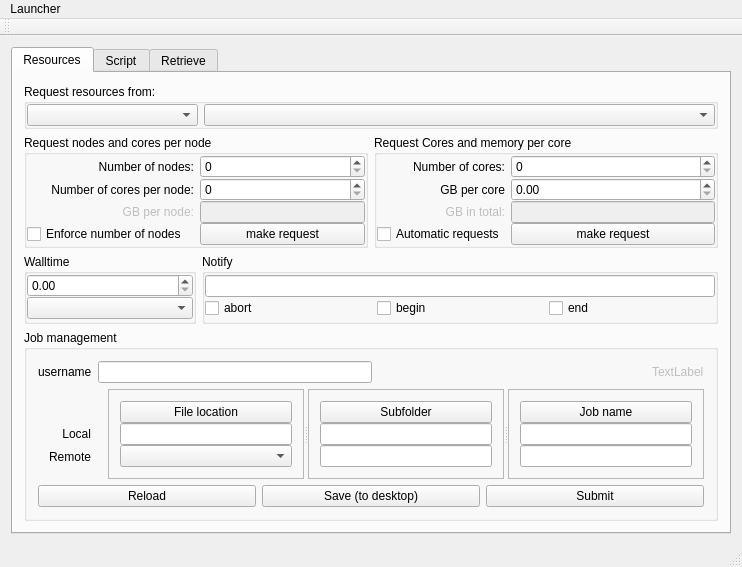
Qt form Launcher/mainwindow.ui (hpcuantwerpen/Launcher) before a commit.
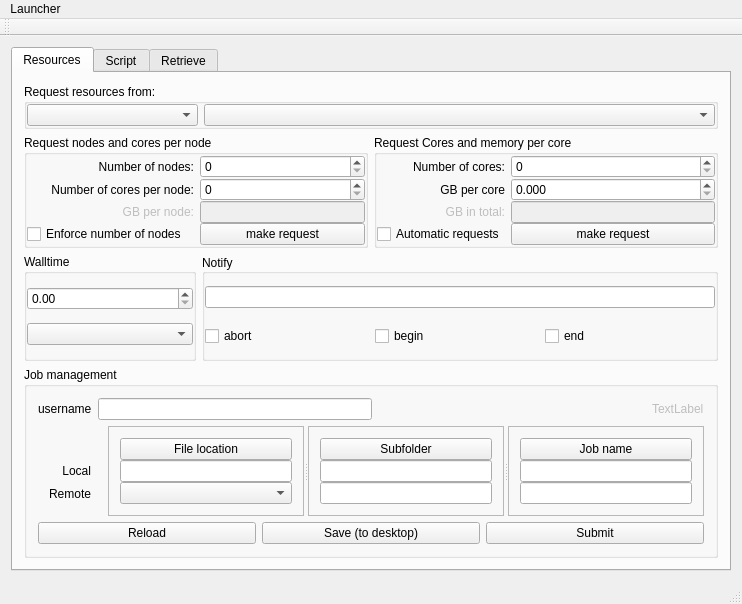
The same form after that commit.

```diff
--- a/Launcher/mainwindow.ui
+++ b/Launcher/mainwindow.ui
@@ -7,7 +7,7 @@
     <x>0</x>
     <y>0</y>
     <width>742</width>
-    <height>553</height>
+    <height>604</height>
    </rect>
   </property>
   <property name="sizePolicy">
@@ -266,7 +266,14 @@
                 </widget>
                </item>
                <item row="1" column="1">
-                <widget class="QDoubleSpinBox" name="wGbPerCore"/>
+                <widget class="QDoubleSpinBox" name="wGbPerCore">
+                 <property name="decimals">
+                  <number>3</number>
+                 </property>
+                 <property name="singleStep">
+                  <double>0.100000000000000</double>
+                 </property>
+                </widget>
                </item>
               </layout>
              </item>
@@ -277,6 +284,12 @@
         </item>
         <item>
          <layout class="QHBoxLayout" name="horizontalLayout_3">
+          <property name="spacing">
+           <number>-1</number>
+          </property>
+          <property name="sizeConstraint">
+           <enum>QLayout::SetDefaultConstraint</enum>
+          </property>
           <item>
            <widget class="QGroupBox" name="wWalltimeGroup">
             <property name="sizePolicy">
@@ -327,9 +340,15 @@
             <property name="title">
              <string>Notify</string>
             </property>
+            <property name="alignment">
+             <set>Qt::AlignLeading|Qt::AlignLeft|Qt::AlignVCenter</set>
+            </property>
+            <property name="flat">
+             <bool>false</bool>
+            </property>
             <layout class="QVBoxLayout" name="verticalLayout_7">
              <property name="spacing">
-              <number>0</number>
+              <number>-1</number>
              </property>
              <property name="leftMargin">
               <number>0</number>
@@ -348,6 +367,9 @@
              </item>
              <item>
               <layout class="QHBoxLayout" name="horizontalLayout_5">
+               <property name="spacing">
+                <number>0</number>
+               </property>
                <item>
                 <widget class="QCheckBox" name="wNotifyAbort">
                  <property name="text">
```
Left out of the diff: 8 changed lines with no effect on the pictures.
